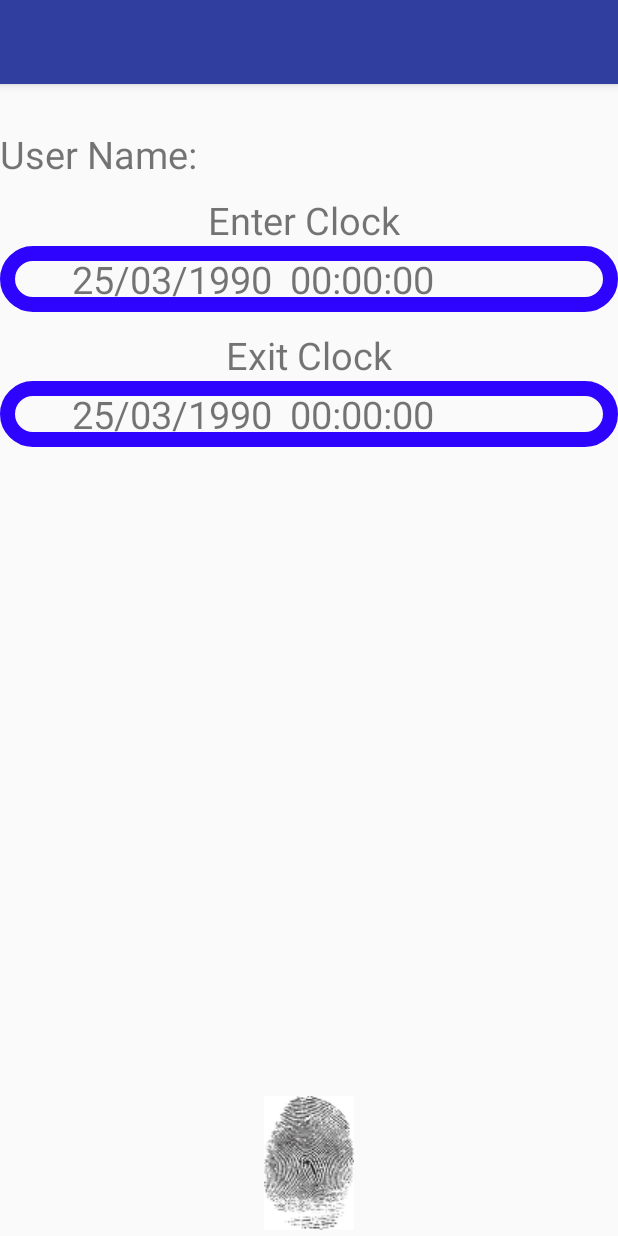
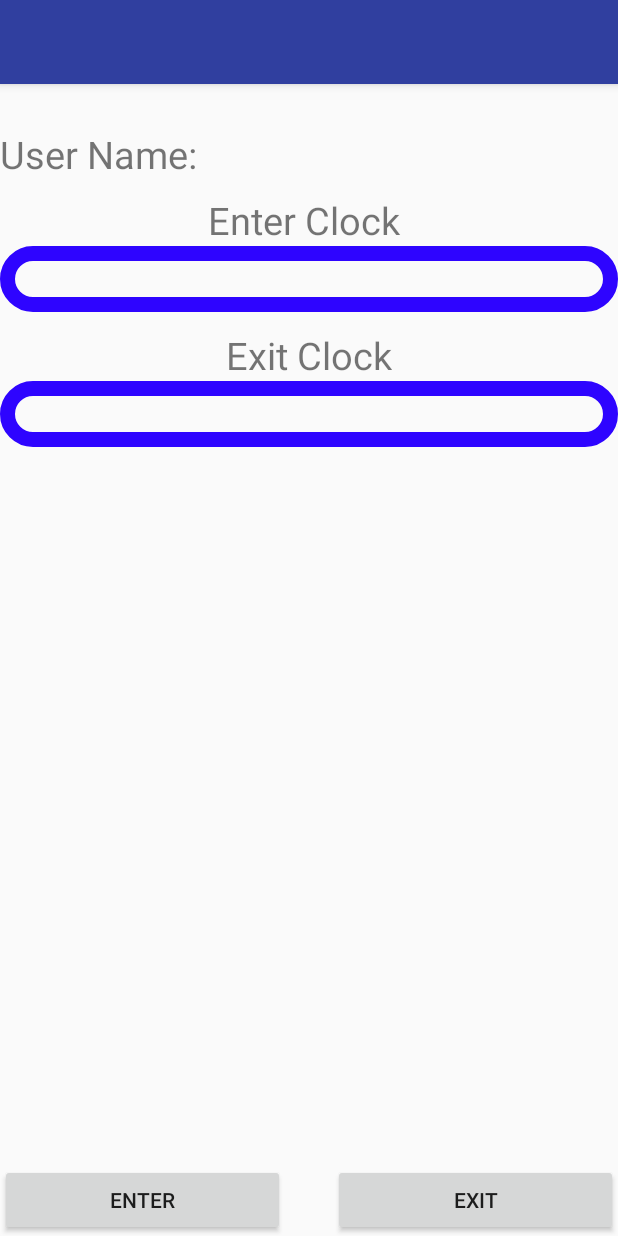
Before and after one commit to vad1986/superMartketProgram, an Android app: the SigningAClockActivity screen opened directly, with no data from a screen before it, on a phone screen of 412 x 824 dp. Run offline under Robolectric (Android 15) with nearby library versions, the phone set to English and light mode, and no system bars; our stand-ins replace Volley; plain views replace CircularImageView; network calls fail.

Commit message:
Synchronize with the server # LOGIN (without saving details on exit) # Clock stamping (no GPS) # Creating a new user # Creating a new task # Logout

```diff
--- a/app/src/main/java/com/arkadiy/enter/smp3/activities/SigningAClockActivity.java
+++ b/app/src/main/java/com/arkadiy/enter/smp3/activities/SigningAClockActivity.java
@@ -1,15 +1,75 @@
 package com.arkadiy.enter.smp3.activities;
 
+import android.os.Bundle;
 import android.support.v7.app.AppCompatActivity;
-import android.os.Bundle;
+import android.view.View;
+import android.widget.Button;
+import android.widget.TextView;
 
+import com.android.volley.RequestQueue;
+import com.android.volley.toolbox.Volley;
 import com.arkadiy.enter.smp3.R;
+import com.arkadiy.enter.smp3.config.AppConfig;
+import com.arkadiy.enter.smp3.services.UserServices;
+
+import org.json.JSONException;
+import org.json.JSONObject;
+
+import java.text.DateFormat;
+import java.text.SimpleDateFormat;
+import java.util.Calendar;
 
 public class SigningAClockActivity extends AppCompatActivity {
+    private TextView enterDataTextView;
+    private TextView exitDataTextView;
+    private Button enterButton;
+    private Button exitButton;
+    private JSONObject jsonClock;
+    private RequestQueue requestQueue;
 
     @Override
     protected void onCreate(Bundle savedInstanceState) {
         super.onCreate(savedInstanceState);
         setContentView(R.layout.activity_signing_aclock);
+        enterDataTextView = (TextView)findViewById(R.id.enterData_TextView);
+        exitDataTextView = (TextView)findViewById(R.id.exitData_TextView);
+        enterButton = (Button)findViewById(R.id.enter_button);
+        exitButton = (Button)findViewById(R.id.exit_Button);
+
+        requestQueue = Volley.newRequestQueue(this);
+        enterButton.setOnClickListener(new View.OnClickListener() {
+            @Override
+            public void onClick(View view) {
+                enterDataTextView.setText("");
+                String date = getTime();
+                enterDataTextView.setText(date);
+                sendToServer(date,1);
+            }
+        });
+        exitButton.setOnClickListener(new View.OnClickListener() {
+            @Override
+            public void onClick(View view) {
+                exitDataTextView.setText("");
+                exitDataTextView.setText(getTime());
+                sendToServer(exitDataTextView.getText().toString(),2);
+            }
+        });
+    }
+    public void sendToServer(String time,int in_out){
+
+        try {
+            jsonClock = new JSONObject();
+            jsonClock.put("place" ,"123456789123");
+            jsonClock.put("in_out" ,in_out); // in_out String
+            jsonClock.put("date_time" ,String.valueOf(time)); // time String
+            UserServices.sendData(AppConfig.PUNCH_CLOCK,jsonClock,requestQueue,SigningAClockActivity.this);
+        } catch (JSONException e) {
+            e.printStackTrace();
+        }
+    }
+    public String getTime(){
+        DateFormat df = new SimpleDateFormat("yyyy-MM-dd HH:mm:ss");
+        String date = df.format(Calendar.getInstance().getTime());
+        return date;
     }
 }
--- a/app/src/main/java/com/arkadiy/enter/smp3/config/AppConfig.java
+++ b/app/src/main/java/com/arkadiy/enter/smp3/config/AppConfig.java
@@ -6,6 +6,6 @@ public class AppConfig {
     public static String LOGIN="/login";
     public static String ADD_NEW_USER="/manager/new_user";
     public static String ADD_NEW_TASK="/manager/new_task";
-    public static String PUNCH_CLOCK="/user/punchClock";
+    public static String PUNCH_CLOCK="http://ec2-35-180-192-138.eu-west-3.compute.amazonaws.com:8080/user/punchClock";
     public static String LOGOUT_SERVER="/user/logout";
 }
--- a/app/src/main/java/com/arkadiy/enter/smp3/dataObjects/Task.java
+++ b/app/src/main/java/com/arkadiy/enter/smp3/dataObjects/Task.java
@@ -29,6 +29,7 @@ private JSONObject taskJson;
         this.description = description;
         this.context = context;
         requestQueue = Volley.newRequestQueue(this.context);
+        taskJson = new JSONObject();
         try {
             this.taskJson.put("user_id",this.forUserId);
             this.taskJson.put("date_start",this.dateStart);
@@ -44,9 +45,6 @@ private JSONObject taskJson;
     }
     //    user_id | date_start (string) | date_end (String) | name (String) | description (String)
 
-    public void creatNewTask(){
-
-    }
     public int getForUserId() {
         return forUserId;
     }
--- a/app/src/main/res/layout/activity_signing_aclock.xml
+++ b/app/src/main/res/layout/activity_signing_aclock.xml
@@ -37,7 +37,7 @@
         android:layout_below="@+id/enter_TextView"
         android:textSize="25dp"
         android:paddingHorizontal="@android:dimen/app_icon_size"
-        android:text="25/03/1990  00:00:00"/>
+        />
 
     <TextView
         android:id="@+id/exit_TextView"
@@ -57,17 +57,25 @@
         android:background="@drawable/border_style"
         android:paddingHorizontal="@android:dimen/app_icon_size"
         android:textSize="25dp"
-        android:text="25/03/1990  00:00:00"
+
         />
 
-    <ImageButton
-        android:id="@+id/imageButton2"
-        android:layout_width="60dp"
-        android:layout_height="97dp"
+    <Button
+        android:id="@+id/exit_Button"
+        android:layout_width="190dp"
+        android:layout_height="wrap_content"
+        android:layout_alignParentEnd="true"
+        android:layout_alignParentRight="true"
         android:layout_alignParentBottom="true"
-        android:layout_centerHorizontal="true"
-        app:srcCompat="@drawable/finger" />
+        android:layout_marginBottom="0dp"
+        android:text="EXIT" />
 
+    <Button
+        android:id="@+id/enter_button"
+        android:layout_width="190dp"
+        android:layout_height="wrap_content"
+        android:layout_alignParentBottom="true"
+        android:text="ENTER" />
 
 
 </RelativeLayout>
```
Also changed, not shown: app/src/main/java/com/arkadiy/enter/smp3/activities/AddNewTaskActivity.java (+4 -4 lines), app/src/main/java/com/arkadiy/enter/smp3/activities/LogInActivity.java (+4 -4 lines), app/src/main/java/com/arkadiy/enter/smp3/services/UserServices.java (+22 -4 lines). Lines whose indentation alone changed are shown as unchanged.
